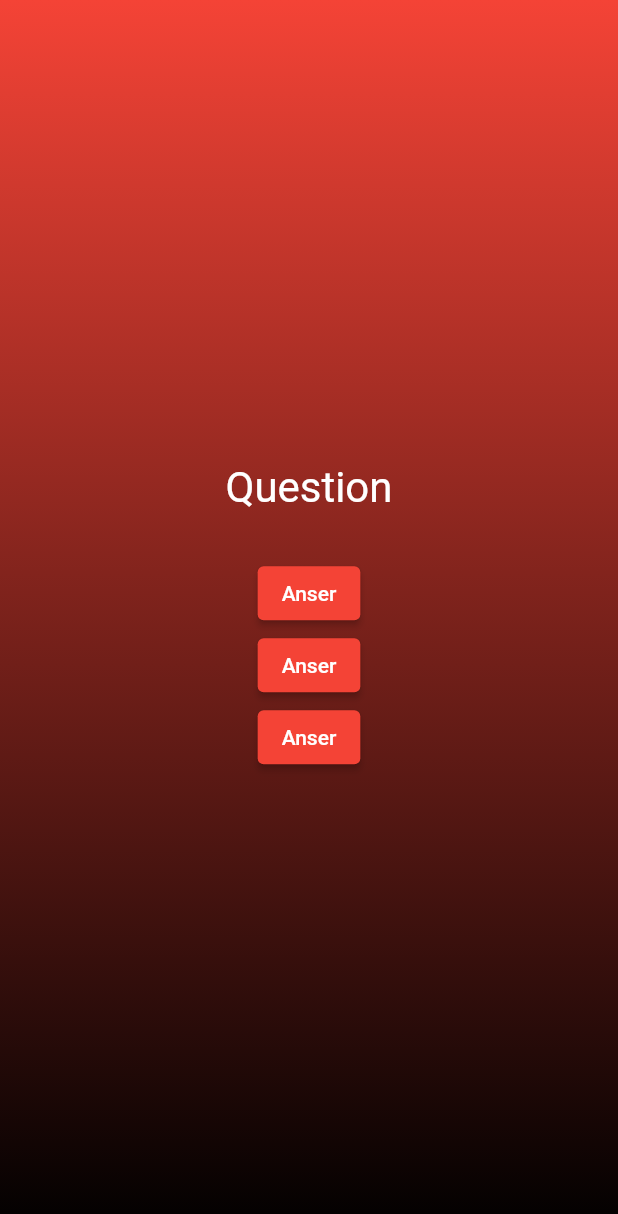
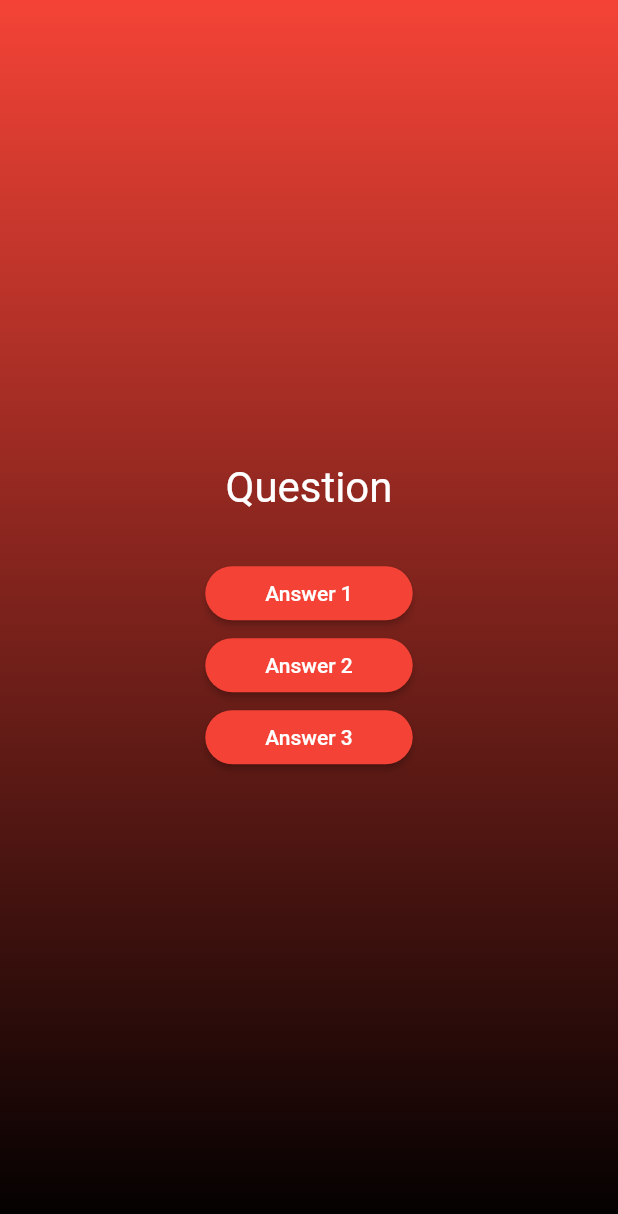
Before and after one commit to bigbagas/flutter_quiz, a Flutter app: the screen it shows after launch, after a tap on "Start Quiz", on a phone screen of 412 x 824 dp. Shown: the top 1214 px of the screen. Run offline on Flutter 3.47's test engine with Material 2 defaults, Android fonts, the phone set to English and light mode, and no system bars.

Commit message:
custom button widget

```diff
--- a/lib/answer_button.dart
+++ b/lib/answer_button.dart
@@ -1,16 +1,30 @@
 import 'package:flutter/material.dart';
 
 class AnswerButton extends StatelessWidget {
-  const AnswerButton(this.textAnswer, {super.key});
+  const AnswerButton({
+    super.key,
+    required this.answerText,
+    required this.onTap,
+  });
 
-  final String textAnswer;
+  final String answerText;
+  final void Function() onTap;
 
   @override
   Widget build(BuildContext context) {
     return ElevatedButton(
-      onPressed: () {},
-      style: ElevatedButton.styleFrom(backgroundColor: Colors.red),
-      child: Text(textAnswer),
+      onPressed: onTap,
+      style: ElevatedButton.styleFrom(
+        backgroundColor: Colors.red,
+        shape: RoundedRectangleBorder(
+          borderRadius: BorderRadius.circular(30),
+        ),
+        padding: const EdgeInsets.symmetric(
+          horizontal: 40,
+          vertical: 10,
+        ),
+      ),
+      child: Text(answerText),
     );
   }
 }
--- a/lib/question_screen.dart
+++ b/lib/question_screen.dart
@@ -11,21 +11,30 @@ class QuestionScreen extends StatefulWidget {
 class _QuestionScreenState extends State<QuestionScreen> {
   @override
   Widget build(BuildContext context) {
-    return const SizedBox(
+    return SizedBox(
       width: double.infinity,
       child: Column(
         mainAxisAlignment: MainAxisAlignment.center,
         children: [
-          Text(
+          const Text(
             "Question",
             style: TextStyle(color: Colors.white, fontSize: 28),
           ),
-          SizedBox(
+          const SizedBox(
             height: 30,
           ),
-          AnswerButton("Anser"),
-          AnswerButton("Anser"),
-          AnswerButton("Anser"),
+          AnswerButton(
+            answerText: 'Answer 1',
+            onTap: () {},
+          ),
+          AnswerButton(
+            answerText: 'Answer 2',
+            onTap: () {},
+          ),
+          AnswerButton(
+            answerText: 'Answer 3',
+            onTap: () {},
+          ),
         ],
       ),
     );
```
